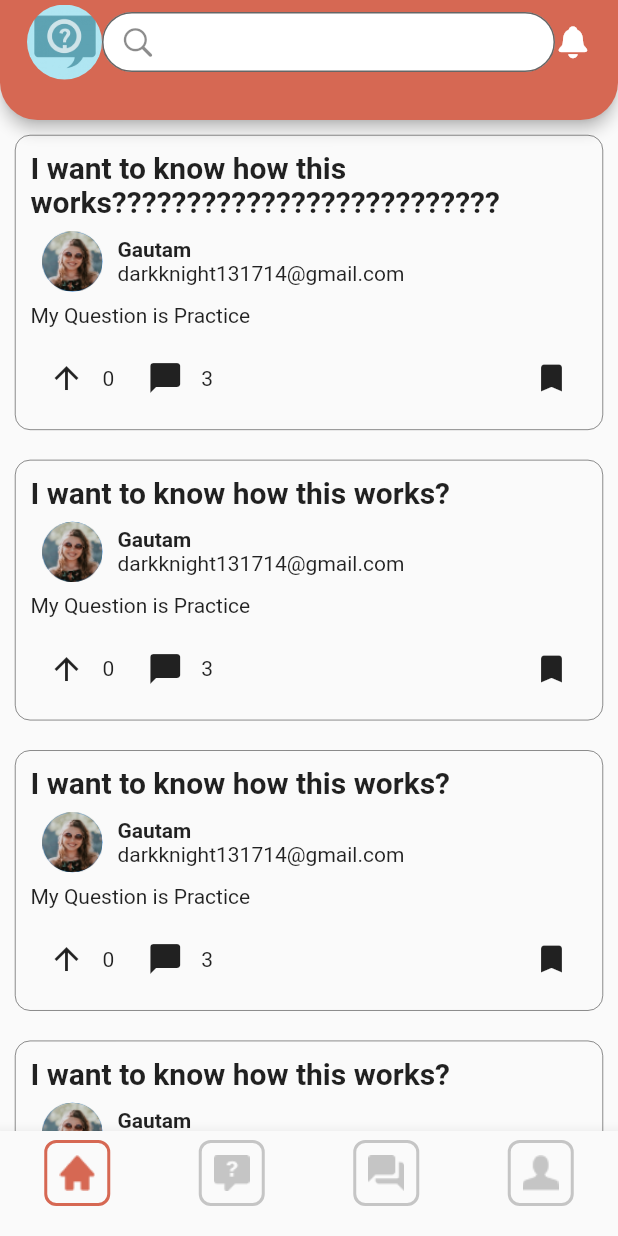
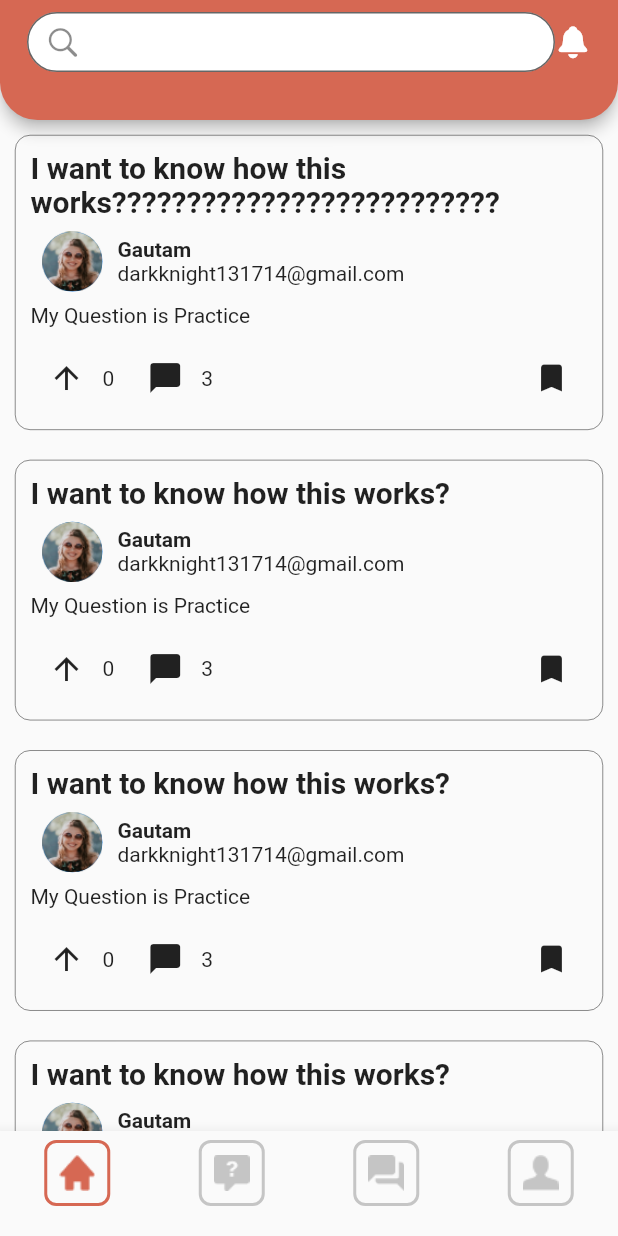
Before and after one commit to opencodeiiita/Ask-Us-Frontend, a Flutter app: the screen it shows after launch, after a tap on "Log in", on a phone screen of 412 x 824 dp. Run offline on Flutter 3.47's test engine with Material 2 defaults, Android fonts, the phone set to English and light mode, and no system bars; our stand-ins replace google_fonts, image_picker.

Commit message:
made some small changes to prev commit

```diff
--- a/lib/home.dart
+++ b/lib/home.dart
@@ -41,18 +41,7 @@ class _HomeScreenState extends State<HomeScreen> {
               child: Row(
                 mainAxisAlignment: MainAxisAlignment.center,
                 children: [
-                  Hero(
-                                               tag: 'imageHero',
-                                               child:Container(
-                                              width: 50.00,
-                                              height: 50.00,
-                                              decoration: new BoxDecoration(
-                                              image: new DecorationImage(
-                                                  image: ExactAssetImage('assets/images/askUslogo.png'),
-                                                  fit: BoxFit.fitHeight,
-                                                  ),
-                                                shape: BoxShape.circle,
-                                              )),),
+
                   Flexible(
                     child: Container(
                       alignment: Alignment.bottomCenter,
--- a/lib/login.dart
+++ b/lib/login.dart
@@ -11,28 +11,10 @@ class LoginScreen extends StatefulWidget {
 }
 
 class _LoginScreenState extends State<LoginScreen>
-    with SingleTickerProviderStateMixin{
+    {
   TextEditingController nameController = TextEditingController();
   TextEditingController passwordController = TextEditingController();
-  late AnimationController controller;
 
-   @override
-   void initState() {
-     super.initState();
-
-     controller = AnimationController(
-       duration: Duration(seconds: 3),
-       vsync: this,
-     );
-
-     controller.forward();
-
-     controller.addListener((){
-       setState(() {
-
-       });
-     });
-   }
 
   @override
   Widget build(BuildContext context) {
```
Also changed, not shown: lib/sign_up.dart (+1 -19 lines).
